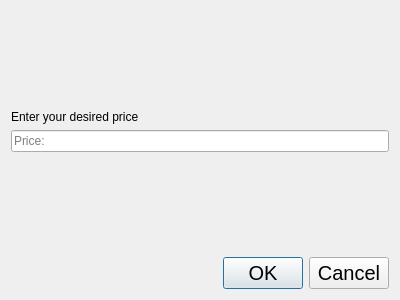
Before: the Qt Designer form Resources/RequestPrice.ui in Danial-Movahed/SOAS, drawn with Qt 5.
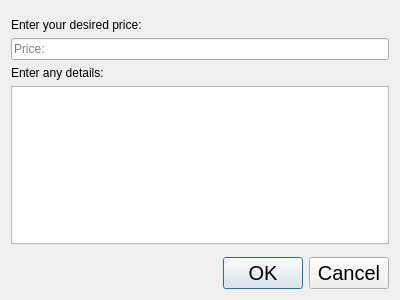
After: the same form once the commit is applied.

Commit message: Added decline for requests

Diff of the .ui file:
```diff
--- a/Resources/RequestPrice.ui
+++ b/Resources/RequestPrice.ui
@@ -30,7 +30,7 @@
    <item>
     <widget class="QLabel" name="label">
      <property name="text">
-      <string>Enter your desired price</string>
+      <string>Enter your desired price:</string>
      </property>
     </widget>
    </item>
@@ -41,6 +41,16 @@
      </property>
     </widget>
    </item>
+   <item>
+    <widget class="QLabel" name="label_2">
+     <property name="text">
+      <string>Enter any details:</string>
+     </property>
+    </widget>
+   </item>
+   <item>
+    <widget class="QTextEdit" name="Details"/>
+   </item>
    <item>
     <spacer name="verticalSpacer">
      <property name="orientation">
```
Left out of the diff: 2 changed lines with no effect on the pictures. The commit also changes 11 other files.
